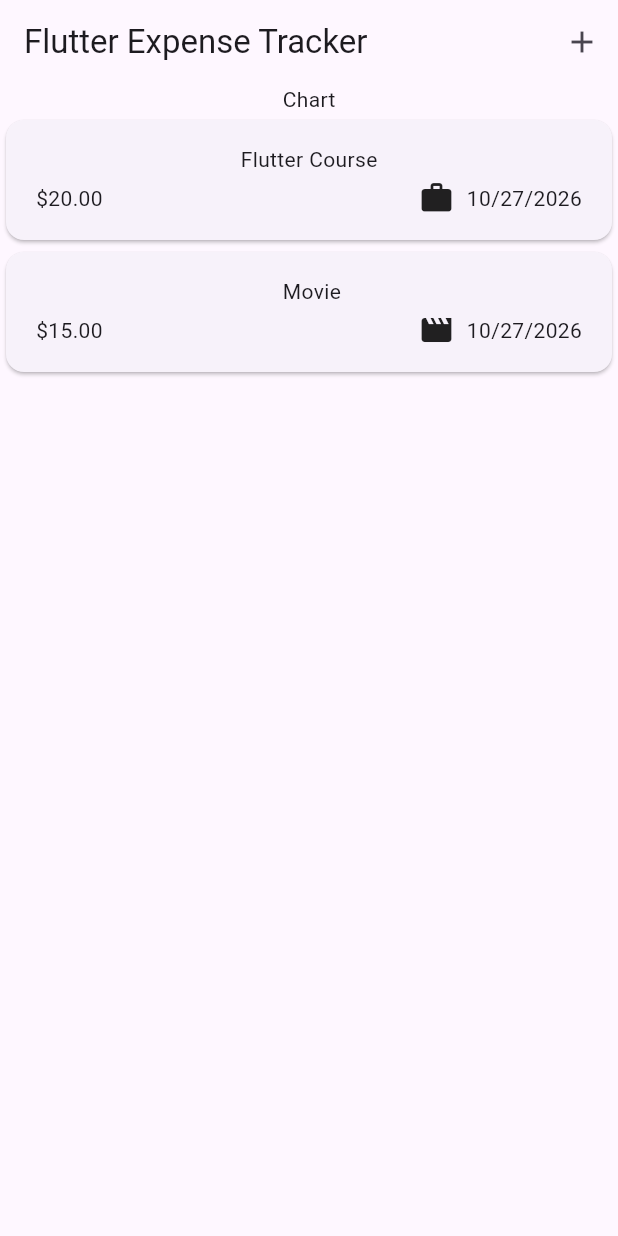
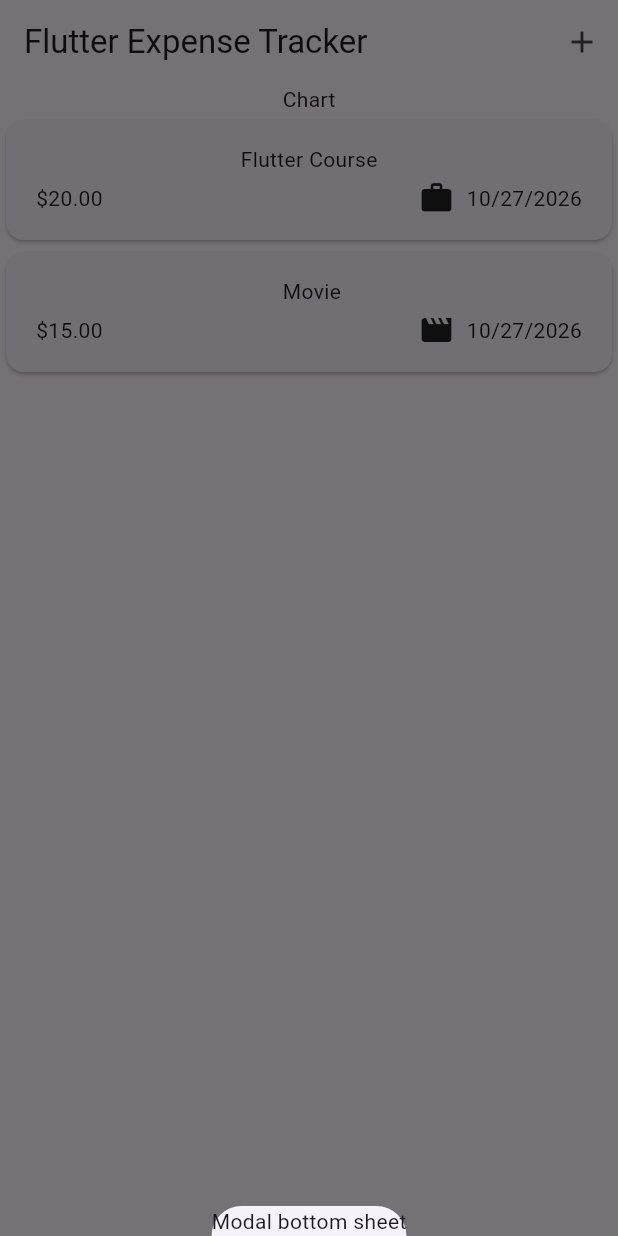
Before and after one commit to bibek698/expense_tracker, a Flutter app: the screen it shows after launch, after a tap on the "add" icon, on a phone screen of 412 x 824 dp. Run offline on Flutter 3.47's test engine with Material 3 defaults, Android fonts, the phone set to English and light mode, and no system bars.

Commit message:
added expenseOverlay

```diff
--- a/lib/widgets/expenses.dart
+++ b/lib/widgets/expenses.dart
@@ -27,13 +27,17 @@ class _ExpensesState extends State<Expenses> {
     ),
   ];
 
+  void _openAddExpenseOverlay(){
+    showModalBottomSheet(context: context, builder: (ctx) => Text('Modal bottom sheet'),);
+  }
+
   @override
   Widget build(BuildContext context) {
     return Scaffold(
       appBar: AppBar(
         title: Text('Flutter Expense Tracker'),
         actions: [
-          IconButton(onPressed: (){},
+          IconButton(onPressed: _openAddExpenseOverlay,
            icon: Icon(Icons.add),),
         ],
       ),
```
